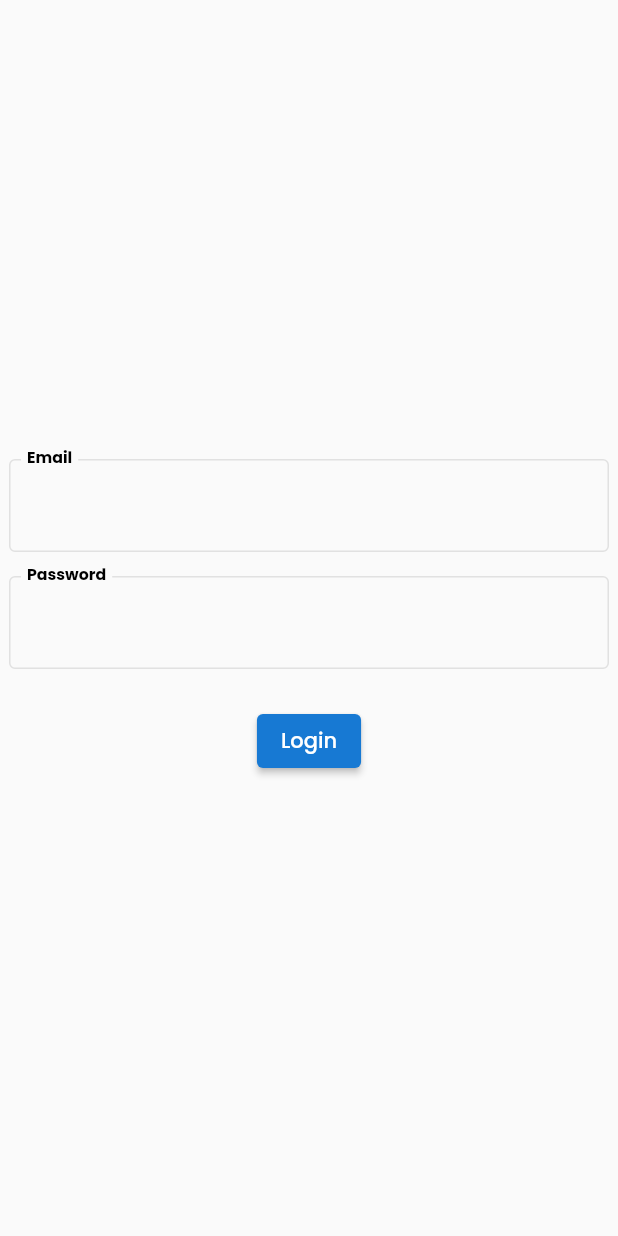
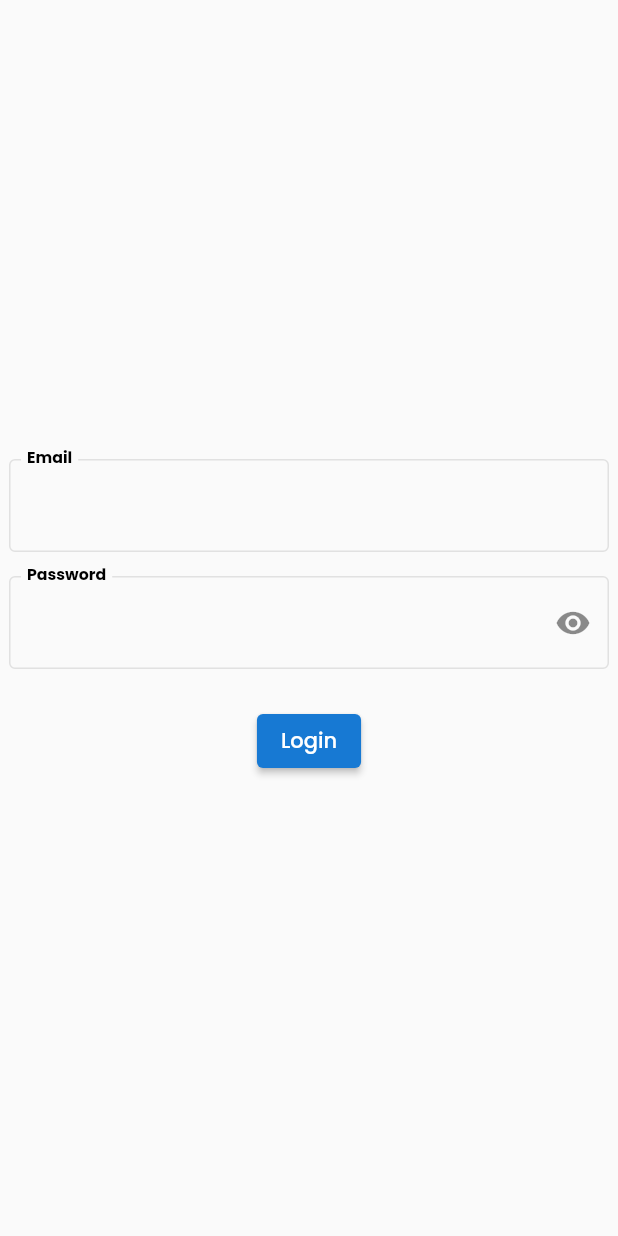
Before and after one commit to tioirawan/mangkat_admin, a Flutter app: the screen it shows after launch, on a phone screen of 412 x 824 dp. Run offline on Flutter 3.47's test engine with Material 2 defaults, Android fonts, the phone set to English and light mode, and no system bars; our stand-ins replace cached_network_image, cloud_firestore, cloud_functions, firebase_auth, firebase_core, firebase_database and 8 more; missing offline and left inert: flex_color_picker, flutter_polyline_no_xmlhttperror, pointer_interceptor; accounts and stored records are empty; statements that could not run were skipped.

Commit message:
feat: obscure text

```diff
--- a/lib/ui/login_page.dart
+++ b/lib/ui/login_page.dart
@@ -15,6 +15,8 @@ class LoginPage extends ConsumerStatefulWidget {
 class _LoginPageState extends ConsumerState<LoginPage> {
   final TextEditingController _emailController = TextEditingController();
   final TextEditingController _passwordController = TextEditingController();
+
+  bool _isObscure = true;
 
   @override
   dispose() {
@@ -66,8 +68,19 @@ class _LoginPageState extends ConsumerState<LoginPage> {
               const SizedBox(height: 16),
               TextField(
                 controller: _passwordController,
-                decoration: const InputDecoration(
+                obscureText: _isObscure,
+                decoration: InputDecoration(
                   labelText: 'Password',
+                  suffixIcon: IconButton(
+                    icon: Icon(
+                      _isObscure ? Icons.visibility : Icons.visibility_off,
+                    ),
+                    onPressed: () {
+                      setState(() {
+                        _isObscure = !_isObscure;
+                      });
+                    },
+                  ),
                 ),
               ),
               const SizedBox(height: 24),
```
Also changed, not shown: 1 other file.
